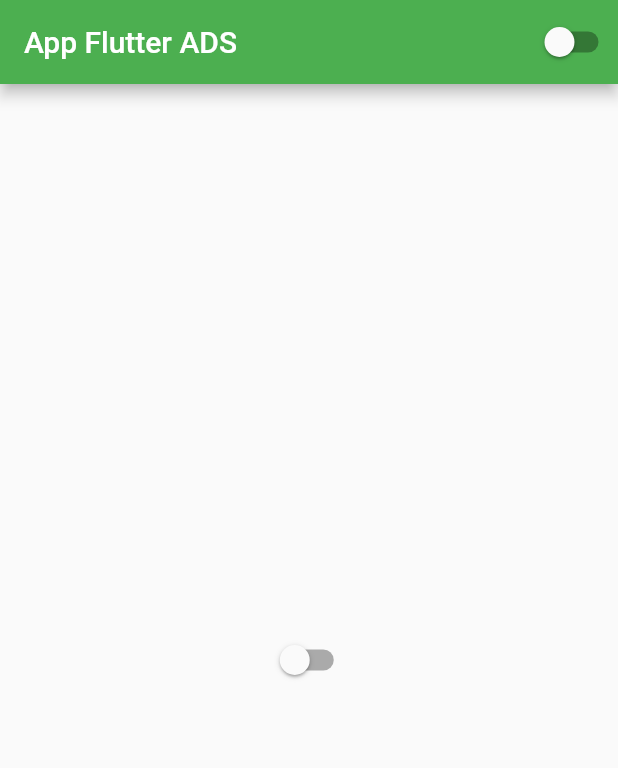
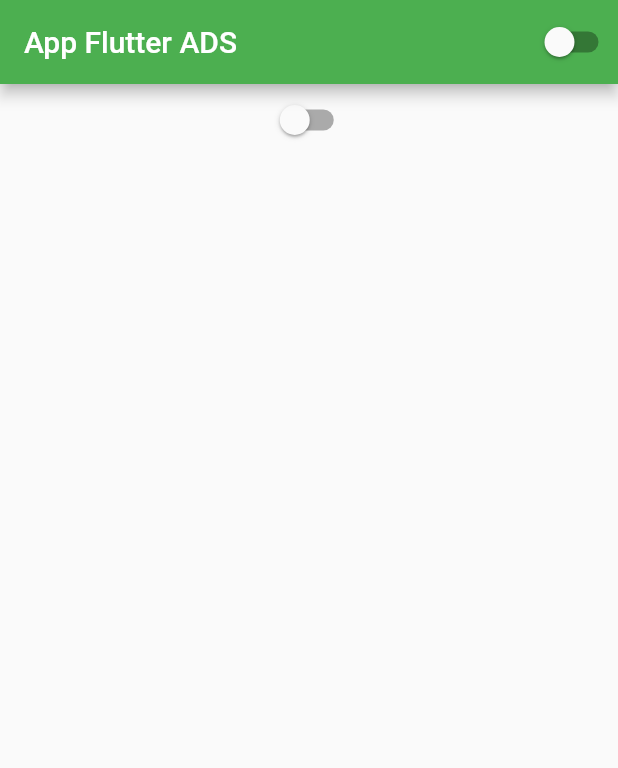
Before and after one commit to carlosviniamar/Dispositivo_Moveis, a Flutter app: the screen it shows after launch, on a phone screen of 412 x 824 dp. Shown: the top 768 px of the screen. Run offline on Flutter 3.47's test engine with Material 2 defaults, Android fonts, the phone set to English and light mode, and no system bars.

Commit message:
Versão 2.3
Colunas

```diff
--- a/lib/home_page.dart
+++ b/lib/home_page.dart
@@ -17,7 +17,15 @@ class HomePageState extends State<HomePage> {
     return Scaffold(
       //
       appBar: AppBar(title: Text('App Flutter ADS'), actions: [CustomSwitch()]),
-      body: Center(child: CustomSwitch()),
+      body: Container(
+        width: double.infinity,
+        height: double.infinity,
+        child: Column(
+          children: [
+            Center(child: CustomSwitch()),
+          ],
+        ),
+      ),
       floatingActionButton: FloatingActionButton(
         child: Icon(Icons.add_circle),
         onPressed: () {
```
